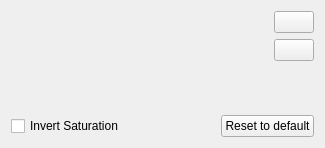
Before: the Qt Designer form plugins/dockers/artisticcolorselector/forms/wdgWheelPreferencesPopup.ui in KDE/krita, drawn with Qt 5.
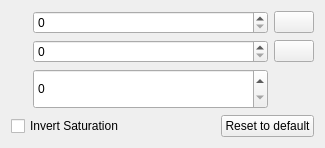
After: the same form once the commit is applied. Custom widgets are drawn as their Qt base class.

Commit message:
ui: Fix Designer not rendering KisSliderSpinBox as QSpinBox
Part-of: <https://invent.kde.org/graphics/krita/-/merge_requests/1742>

```diff
--- a/plugins/dockers/artisticcolorselector/forms/wdgWheelPreferencesPopup.ui
+++ b/plugins/dockers/artisticcolorselector/forms/wdgWheelPreferencesPopup.ui
@@ -168,7 +168,7 @@
  <customwidgets>
   <customwidget>
    <class>KisSliderSpinBox</class>
-   <extends>QWidget</extends>
+   <extends>QSpinBox</extends>
    <header location="global">kis_slider_spin_box.h</header>
    <container>1</container>
   </customwidget>
```
The commit also changes 45 other files.
